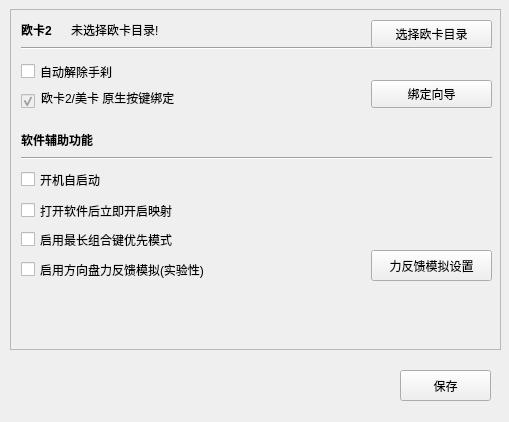
Qt form AssistFuncWindow.ui (InsistonTan/KeyMappingsTool) before a commit.
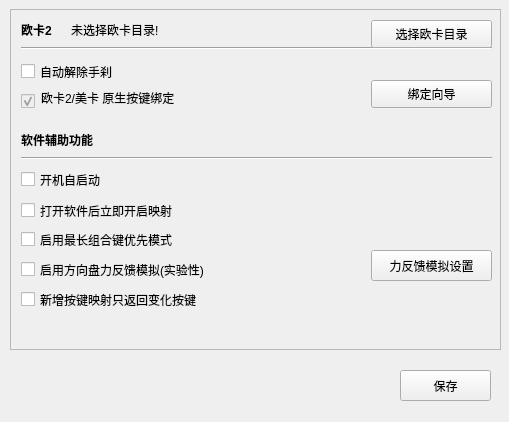
The same form after that commit.

Commit message: [add] 添加辅助功能供用户选择：新增按键时是否只返回变化的按键映射

The edit to the form file:
```diff
--- a/AssistFuncWindow.ui
+++ b/AssistFuncWindow.ui
@@ -280,6 +280,22 @@
        <bool>true</bool>
       </property>
      </widget>
+     <widget class="QCheckBox" name="checkBox_7">
+      <property name="geometry">
+       <rect>
+        <x>10</x>
+        <y>280</y>
+        <width>421</width>
+        <height>19</height>
+       </rect>
+      </property>
+      <property name="toolTip">
+       <string>方向盘需支持力反馈功能</string>
+      </property>
+      <property name="text">
+       <string>新增按键映射只返回变化按键</string>
+      </property>
+     </widget>
     </widget>
    </widget>
    <widget class="QPushButton" name="pushButton">
```
The commit also changes 3 other files.
